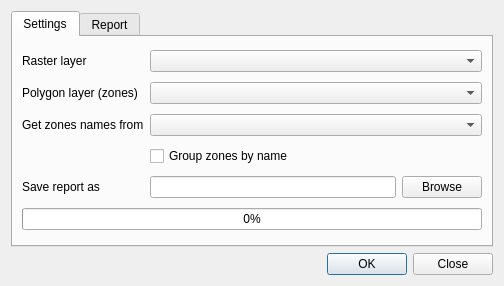
Old version of the form zstatsdialogbase.ui in the repository nextgis/qgis_zonalstats.
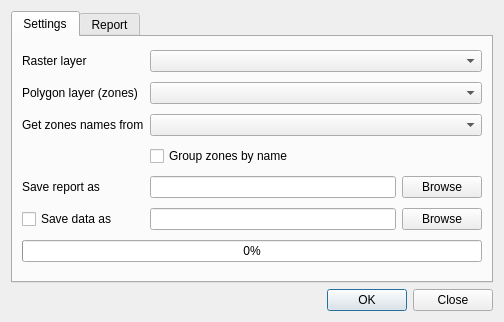
New version of the form.

Commit message: allow to save data in separate directory

```diff
--- a/zstatsdialogbase.ui
+++ b/zstatsdialogbase.ui
@@ -7,7 +7,7 @@
     <x>0</x>
     <y>0</y>
     <width>504</width>
-    <height>286</height>
+    <height>322</height>
    </rect>
   </property>
   <property name="windowTitle">
@@ -103,7 +103,28 @@
          </item>
         </layout>
        </item>
-       <item row="5" column="0" colspan="2">
+       <item row="5" column="0">
+        <widget class="QCheckBox" name="chkSaveData">
+         <property name="text">
+          <string>Save data as</string>
+         </property>
+        </widget>
+       </item>
+       <item row="5" column="1">
+        <layout class="QHBoxLayout" name="horizontalLayout_2">
+         <item>
+          <widget class="QLineEdit" name="leDataFile"/>
+         </item>
+         <item>
+          <widget class="QPushButton" name="btnSaveData">
+           <property name="text">
+            <string>Browse</string>
+           </property>
+          </widget>
+         </item>
+        </layout>
+       </item>
+       <item row="6" column="0" colspan="2">
         <widget class="QProgressBar" name="progressBar">
          <property name="value">
           <number>0</number>
```
Left out of the diff: 2 changed lines with no effect on the pictures. The commit also changes 2 other files.
